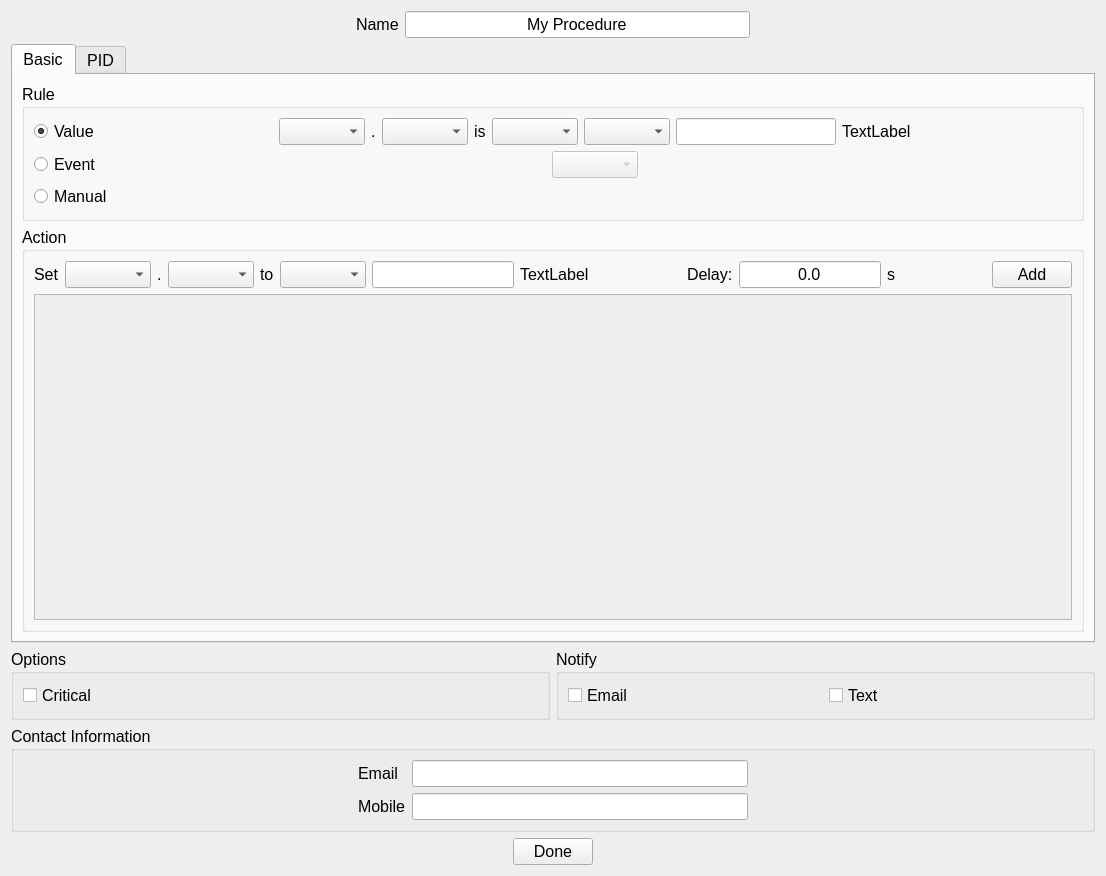
The window that Software/ControlSystem/qt/designer/ProcedureDialog.ui (DanielWinklehner/Ion-Source-Control-System) describes before a commit, drawn with Qt 5.
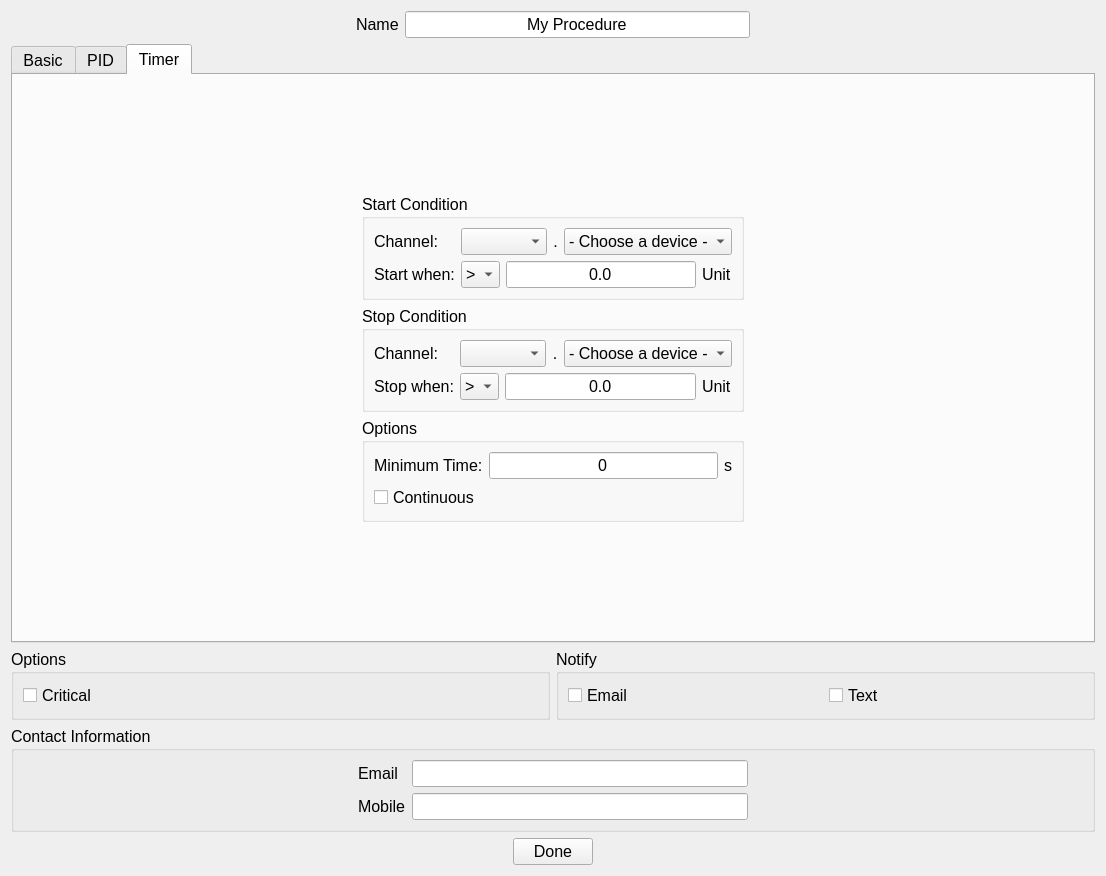
The same window after the commit. The open tabs and pages were chosen to show the change.

Commit message: working on timer procedures

The edit to the form file:
```diff
--- a/Software/ControlSystem/qt/designer/ProcedureDialog.ui
+++ b/Software/ControlSystem/qt/designer/ProcedureDialog.ui
@@ -759,6 +759,302 @@
        </item>
       </layout>
      </widget>
+     <widget class="QWidget" name="tab_3">
+      <attribute name="title">
+       <string>Timer</string>
+      </attribute>
+      <layout class="QHBoxLayout" name="horizontalLayout_17">
+       <item>
+        <spacer name="horizontalSpacer_17">
+         <property name="orientation">
+          <enum>Qt::Horizontal</enum>
+         </property>
+         <property name="sizeHint" stdset="0">
+          <size>
+           <width>268</width>
+           <height>20</height>
+          </size>
+         </property>
+        </spacer>
+       </item>
+       <item>
+        <layout class="QVBoxLayout" name="verticalLayout_7">
+         <item>
+          <spacer name="verticalSpacer_3">
+           <property name="orientation">
+            <enum>Qt::Vertical</enum>
+           </property>
+           <property name="sizeHint" stdset="0">
+            <size>
+             <width>20</width>
+             <height>40</height>
+            </size>
+           </property>
+          </spacer>
+         </item>
+         <item>
+          <widget class="QGroupBox" name="groupBox_6">
+           <property name="title">
+            <string>Start Condition</string>
+           </property>
+           <layout class="QGridLayout" name="gridLayout_7">
+            <item row="0" column="0">
+             <widget class="QLabel" name="label_31">
+              <property name="text">
+               <string>Channel:</string>
+              </property>
+             </widget>
+            </item>
+            <item row="0" column="1">
+             <layout class="QHBoxLayout" name="horizontalLayout_14">
+              <item>
+               <widget class="QComboBox" name="cbTimerDeviceStart"/>
+              </item>
+              <item>
+               <widget class="QLabel" name="label_30">
+                <property name="text">
+                 <string>.</string>
+                </property>
+                <property name="alignment">
+                 <set>Qt::AlignCenter</set>
+                </property>
+               </widget>
+              </item>
+              <item>
+               <widget class="QComboBox" name="cbTimerChannelStart">
+                <property name="minimumSize">
+                 <size>
+                  <width>0</width>
+                  <height>0</height>
+                 </size>
+                </property>
+                <property name="currentText">
+                 <string>- Choose a device -</string>
+                </property>
+                <item>
+                 <property name="text">
+                  <string>- Choose a device -</string>
+                 </property>
+                </item>
+               </widget>
+              </item>
+             </layout>
+            </item>
+            <item row="1" column="0">
+             <widget class="QLabel" name="label_23">
+              <property name="text">
+               <string>Start when:</string>
+              </property>
+             </widget>
+            </item>
+            <item row="1" column="1">
+             <layout class="QHBoxLayout" name="horizontalLayout_12">
+              <item>
+               <widget class="QComboBox" name="cbTimerStartComp">
+                <item>
+                 <property name="text">
+                  <string>&gt;</string>
+                 </property>
+                </item>
+                <item>
+                 <property name="text">
+                  <string>&lt;</string>
+                 </property>
+                </item>
+               </widget>
+              </item>
+              <item>
+               <widget class="QLineEdit" name="txtTimerStart">
+                <property name="text">
+                 <string>0.0</string>
+                </property>
+                <property name="alignment">
+                 <set>Qt::AlignCenter</set>
+                </property>
+               </widget>
+              </item>
+              <item>
+               <widget class="QLabel" name="lblTimerStartUnit">
+                <property name="text">
+                 <string>Unit</string>
+                </property>
+               </widget>
+              </item>
+             </layout>
+            </item>
+           </layout>
+          </widget>
+         </item>
+         <item>
+          <widget class="QGroupBox" name="groupBox_7">
+           <property name="title">
+            <string>Stop Condition</string>
+           </property>
+           <layout class="QGridLayout" name="gridLayout_8">
+            <item row="0" column="0">
+             <widget class="QLabel" name="label_33">
+              <property name="text">
+               <string>Channel:</string>
+              </property>
+             </widget>
+            </item>
+            <item row="0" column="1">
+             <layout class="QHBoxLayout" name="horizontalLayout_15">
+              <item>
+               <widget class="QComboBox" name="cbTimerDeviceStop"/>
+              </item>
+              <item>
+               <widget class="QLabel" name="label_35">
+                <property name="text">
+                 <string>.</string>
+                </property>
+                <property name="alignment">
+                 <set>Qt::AlignCenter</set>
+                </property>
+               </widget>
+              </item>
+              <item>
+               <widget class="QComboBox" name="cbTimerChannelStop">
+                <property name="minimumSize">
+                 <size>
+                  <width>0</width>
+                  <height>0</height>
+                 </size>
+                </property>
+                <property name="currentText">
+                 <string>- Choose a device -</string>
+                </property>
+                <item>
+                 <property name="text">
+                  <string>- Choose a device -</string>
+                 </property>
+                </item>
+               </widget>
+              </item>
+             </layout>
+            </item>
+            <item row="1" column="0">
+             <widget class="QLabel" name="label_24">
+              <property name="text">
+               <string>Stop when:</string>
+              </property>
+             </widget>
+            </item>
+            <item row="1" column="1">
+             <layout class="QHBoxLayout" name="horizontalLayout_16">
+              <item>
+               <widget class="QComboBox" name="cbTimerStopComp">
+                <item>
+                 <property name="text">
+                  <string>&gt;</string>
+                 </property>
+                </item>
+                <item>
+                 <property name="text">
+                  <string>&lt;</string>
+                 </property>
+                </item>
+               </widget>
+              </item>
+              <item>
+               <widget class="QLineEdit" name="txtTimerStop">
+                <property name="text">
+                 <string>0.0</string>
+                </property>
+                <property name="alignment">
+                 <set>Qt::AlignCenter</set>
+                </property>
+               </widget>
+              </item>
+              <item>
+               <widget class="QLabel" name="lblTimerStopUnit">
+                <property name="text">
+                 <string>Unit</string>
+                </property>
+               </widget>
+              </item>
+             </layout>
+            </item>
+           </layout>
+          </widget>
+         </item>
+         <item>
+          <widget class="QGroupBox" name="groupBox_4">
+           <property name="title">
+            <string>Options</string>
+           </property>
+           <layout class="QVBoxLayout" name="verticalLayout_6">
+            <item>
+             <layout class="QHBoxLayout" name="horizontalLayout_13">
+              <item>
+               <widget class="QLabel" name="label_34">
+                <property name="text">
+                 <string>Minimum Time:</string>
+                </property>
+               </widget>
+              </item>
+              <item>
+               <widget class="QLineEdit" name="txtTimerMinTime">
+                <property name="enabled">
+                 <bool>true</bool>
+                </property>
+                <property name="text">
+                 <string>0</string>
+                </property>
+                <property name="alignment">
+                 <set>Qt::AlignCenter</set>
+                </property>
+               </widget>
+              </item>
+              <item>
+               <widget class="QLabel" name="label_32">
+                <property name="text">
+                 <string>s</string>
+                </property>
+               </widget>
+              </item>
+             </layout>
+            </item>
+            <item>
+             <widget class="QCheckBox" name="chkTimerContinuous">
+              <property name="text">
+               <string>Continuous</string>
+              </property>
+             </widget>
+            </item>
+           </layout>
+          </widget>
+         </item>
+         <item>
+          <spacer name="verticalSpacer_4">
+           <property name="orientation">
+            <enum>Qt::Vertical</enum>
+           </property>
+           <property name="sizeHint" stdset="0">
+            <size>
+             <width>20</width>
+             <height>40</height>
+            </size>
+           </property>
+          </spacer>
+         </item>
+        </layout>
+       </item>
+       <item>
+        <spacer name="horizontalSpacer_18">
+         <property name="orientation">
+          <enum>Qt::Horizontal</enum>
+         </property>
+         <property name="sizeHint" stdset="0">
+          <size>
+           <width>268</width>
+           <height>20</height>
+          </size>
+         </property>
+        </spacer>
+       </item>
+      </layout>
+     </widget>
     </widget>
    </item>
    <item>
```
Left out of the diff: 72 changed lines with no effect on the pictures. The commit also changes 5 other files.
